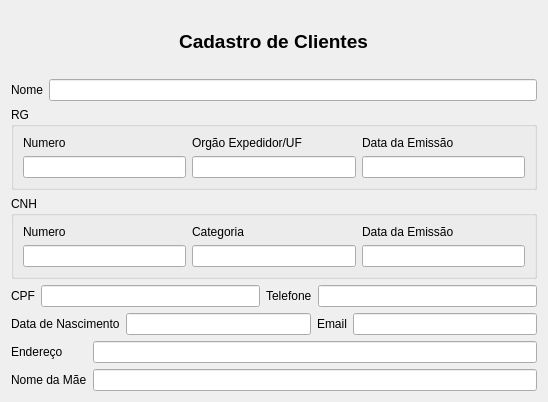
Old version of the form ui/ui_cadastoCliente.ui in the repository adaiasreis/Projeto.
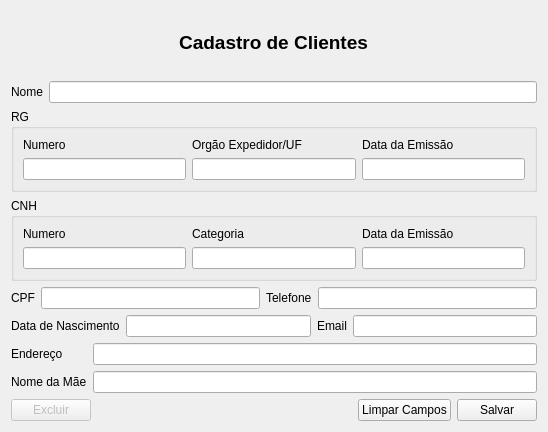
New version of the form.

Commit message:
Novas Telas
Acrescentado telas de cadastros

Patch:
```diff
--- a/ui/ui_cadastoCliente.ui
+++ b/ui/ui_cadastoCliente.ui
@@ -7,7 +7,7 @@
     <x>0</x>
     <y>0</y>
     <width>548</width>
-    <height>402</height>
+    <height>432</height>
    </rect>
   </property>
   <property name="windowTitle">
@@ -210,7 +210,48 @@
           </widget>
          </item>
          <item row="1" column="1">
-          <widget class="QLineEdit" name="lineEdit_13"/>
+          <widget class="QLineEdit" name="campNmae"/>
+         </item>
+        </layout>
+       </item>
+       <item>
+        <layout class="QGridLayout" name="gridLayout_6">
+         <item row="0" column="2">
+          <widget class="QPushButton" name="b_limparCampos">
+           <property name="text">
+            <string>Limpar Campos</string>
+           </property>
+          </widget>
+         </item>
+         <item row="0" column="3">
+          <widget class="QPushButton" name="b_salvar">
+           <property name="text">
+            <string>Salvar</string>
+           </property>
+          </widget>
+         </item>
+         <item row="0" column="1">
+          <spacer name="horizontalSpacer">
+           <property name="orientation">
+            <enum>Qt::Horizontal</enum>
+           </property>
+           <property name="sizeHint" stdset="0">
+            <size>
+             <width>40</width>
+             <height>20</height>
+            </size>
+           </property>
+          </spacer>
+         </item>
+         <item row="0" column="0">
+          <widget class="QPushButton" name="b_excluir">
+           <property name="enabled">
+            <bool>false</bool>
+           </property>
+           <property name="text">
+            <string>Excluir</string>
+           </property>
+          </widget>
          </item>
         </layout>
        </item>
```
Left out of the diff: 24 changed lines with no effect on the pictures. The commit also changes 3 other files.
